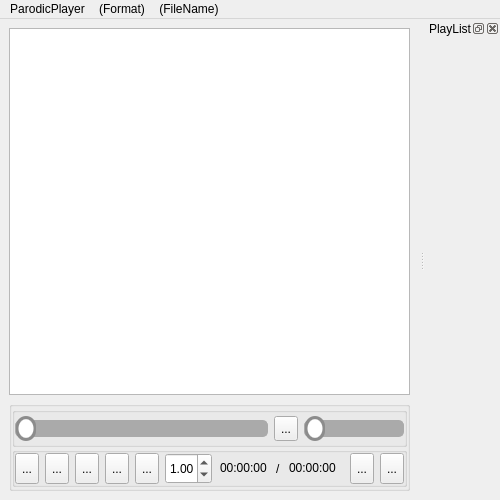
Qt form src/form/mainwindow.ui (CCPure542/ParodicPlayer) before a commit.
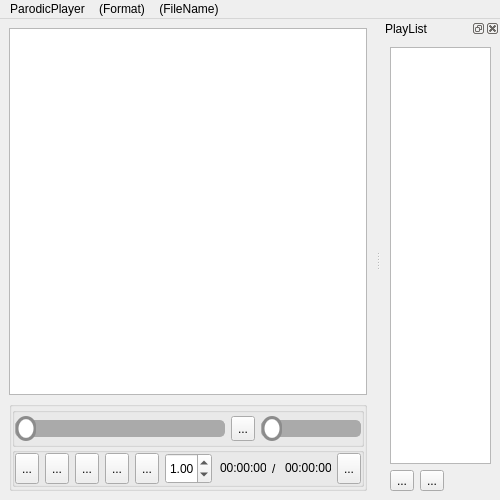
The same form after that commit. Icons and pictures are not drawn. Custom widgets are drawn as their Qt base class.

Diff of the .ui file:
```diff
--- a/src/form/mainwindow.ui
+++ b/src/form/mainwindow.ui
@@ -508,32 +508,6 @@
             </property>
            </spacer>
           </item>
-          <item>
-           <widget class="QToolButton" name="btn_opendir">
-            <property name="maximumSize">
-             <size>
-              <width>35</width>
-              <height>35</height>
-             </size>
-            </property>
-            <property name="toolTip">
-             <string>&lt;html&gt;&lt;head/&gt;&lt;body&gt;&lt;p&gt;Open a Directory as a List&lt;/p&gt;&lt;/body&gt;&lt;/html&gt;</string>
-            </property>
-            <property name="text">
-             <string>...</string>
-            </property>
-            <property name="icon">
-             <iconset resource="../../res.qrc">
-              <normaloff>:/res/icon_opendir.png</normaloff>:/res/icon_opendir.png</iconset>
-            </property>
-            <property name="iconSize">
-             <size>
-              <width>100</width>
-              <height>100</height>
-             </size>
-            </property>
-           </widget>
-          </item>
           <item>
            <widget class="QToolButton" name="btn_list">
             <property name="maximumSize">
@@ -598,11 +572,11 @@
    <addaction name="menu_Format"/>
    <addaction name="menu_FileName"/>
   </widget>
-  <widget class="PlayListDockWidget" name="dockWidget">
+  <widget class="QDockWidget" name="dockWidget">
    <property name="minimumSize">
     <size>
-     <width>75</width>
-     <height>35</height>
+     <width>119</width>
+     <height>177</height>
     </size>
    </property>
    <property name="allowedAreas">
@@ -614,7 +588,62 @@
    <attribute name="dockWidgetArea">
     <number>2</number>
    </attribute>
-   <widget class="QWidget" name="dockWidgetContents"/>
+   <widget class="QWidget" name="dockWidgetContents">
+    <layout class="QGridLayout" name="gridLayout_2">
+     <item row="1" column="0">
+      <widget class="QToolButton" name="btn_openmult">
+       <property name="maximumSize">
+        <size>
+         <width>35</width>
+         <height>35</height>
+        </size>
+       </property>
+       <property name="toolTip">
+        <string>&lt;html&gt;&lt;head/&gt;&lt;body&gt;&lt;p&gt;Open a Directory as a List&lt;/p&gt;&lt;/body&gt;&lt;/html&gt;</string>
+       </property>
+       <property name="text">
+        <string>...</string>
+       </property>
+       <property name="icon">
+        <iconset resource="../../res.qrc">
+         <normaloff>:/res/icon_opendir.png</normaloff>:/res/icon_opendir.png</iconset>
+       </property>
+       <property name="iconSize">
+        <size>
+         <width>100</width>
+         <height>100</height>
+        </size>
+       </property>
+      </widget>
+     </item>
+     <item row="0" column="0" colspan="4">
+      <widget class="PlayListWidget" name="listWidget"/>
+     </item>
+     <item row="1" column="1">
+      <widget class="QToolButton" name="toolButton">
+       <property name="maximumSize">
+        <size>
+         <width>35</width>
+         <height>35</height>
+        </size>
+       </property>
+       <property name="text">
+        <string>...</string>
+       </property>
+       <property name="icon">
+        <iconset resource="../../res.qrc">
+         <normaloff>:/res/icon_delete.png</normaloff>:/res/icon_delete.png</iconset>
+       </property>
+       <property name="iconSize">
+        <size>
+         <width>100</width>
+         <height>100</height>
+        </size>
+       </property>
+      </widget>
+     </item>
+    </layout>
+   </widget>
   </widget>
  </widget>
  <customwidgets>
@@ -624,10 +653,9 @@
    <header>src/ppgraphicsview.h</header>
   </customwidget>
   <customwidget>
-   <class>PlayListDockWidget</class>
-   <extends>QDockWidget</extends>
-   <header>src/playlistdockwidget.h</header>
-   <container>1</container>
+   <class>PlayListWidget</class>
+   <extends>QListWidget</extends>
+   <header>src/classplaylistwidget.h</header>
   </customwidget>
  </customwidgets>
  <resources>
```
Left out of the diff: 2 changed lines with no effect on the pictures.
